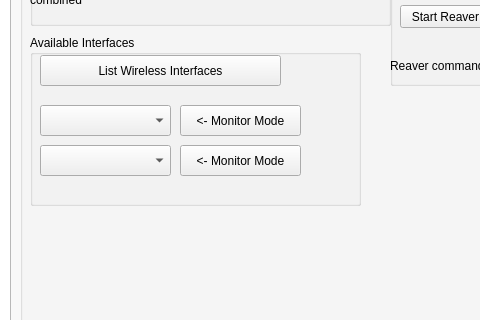
First picture: the form in wifern.ui, repository houcy/wifern, before the edit; both pictures show x 282 to 762 and y 181 to 501 of the 1339 by 771 pixel window.
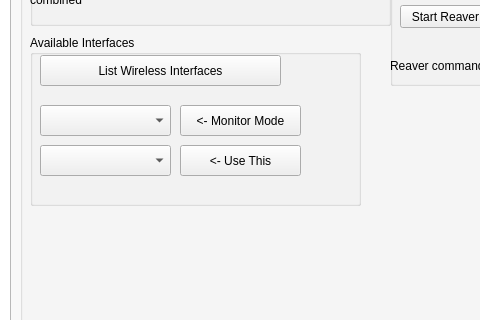
Second picture: the form after the edit. Icons and pictures are not drawn.

Commit message: Monitor mode tweak

Diff of the .ui file:
```diff
--- a/wifern.ui
+++ b/wifern.ui
@@ -497,7 +497,7 @@
              </rect>
             </property>
             <property name="text">
-             <string>&lt;- Monitor Mode</string>
+             <string>&lt;- Use This</string>
             </property>
            </widget>
            <widget class="QPushButton" name="list_interfaces_Button">
```
The commit also changes 2 other files.
